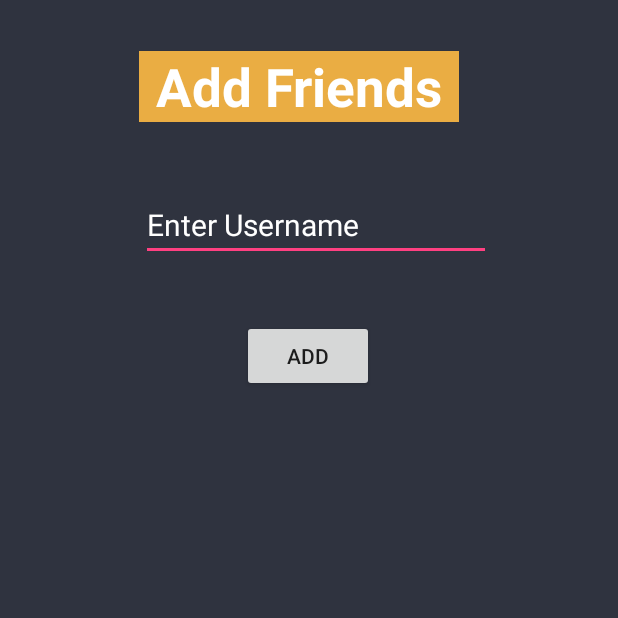
After one commit to eokafor/SystemHacks2020OneDay, an Android app: the add_friend screen opened directly, with no data from a screen before it, on a phone screen of 412 x 824 dp, the top half of it. The commit adds this screen. Run offline under Robolectric (Android 15) with nearby library versions, the phone set to English and light mode, and no system bars.

Commit message:
added friendlist button

```diff
--- a/app/src/main/java/com/example/systemhacks2020proj/CoreObjects/EventTextUI.java
+++ b/app/src/main/java/com/example/systemhacks2020proj/CoreObjects/EventTextUI.java
@@ -3,12 +3,12 @@ package com.example.systemhacks2020proj.CoreObjects;
 public class EventTextUI {
 
         public EventTextUI(EventManager manager) {
-            //if (manager.eventSize() == 0) {
+            if (manager.eventSize() == 0) {
                 manager.add(new Event("Camping", "Aleks Ristic", "Feb 08, 2020", 20.01));
                 manager.add(new Event("New Years", "jordan Chong", "Dec 31, 2019", 10.10));
                 manager.add(new Event("party", "cj", "june 31, 2019", 12.10));
                 manager.add(new Event("skiing", "sami", "july 31, 2019", 9.10));
-            //}
+            }
         }
 
 }
--- /dev/null
+++ b/app/src/main/java/com/example/systemhacks2020proj/add_friend.java
@@ -0,0 +1,29 @@
+package com.example.systemhacks2020proj;
+
+import androidx.appcompat.app.AppCompatActivity;
+
+import android.os.Bundle;
+import android.view.View;
+import android.widget.Button;
+import android.widget.Toast;
+
+public class add_friend extends AppCompatActivity {
+
+    Button addfriend;
+
+    @Override
+    protected void onCreate(Bundle savedInstanceState) {
+        super.onCreate(savedInstanceState);
+        setContentView(R.layout.activity_add_friend);
+
+        addfriend = (Button)findViewById(R.id.addfriendbutton);
+
+        addfriend.setOnClickListener(new View.OnClickListener() {
+            @Override
+            public void onClick(View view) {
+                Toast.makeText(getApplicationContext(), "Friend Added!", Toast.LENGTH_LONG).show();
+            }
+        });
+
+    }
+}
--- /dev/null
+++ b/app/src/main/res/drawable/circlebackground.xml
@@ -0,0 +1,4 @@
+<?xml version="1.0" encoding="utf-8"?>
+<shape android:shape="oval" xmlns:android="http://schemas.android.com/apk/res/android">
+    <stroke android:width="2dp" android:color="@color/white"/>
+</shape>
--- /dev/null
+++ b/app/src/main/res/layout/activity_add_friend.xml
@@ -0,0 +1,54 @@
+<?xml version="1.0" encoding="utf-8"?>
+<RelativeLayout xmlns:android="http://schemas.android.com/apk/res/android"
+    xmlns:app="http://schemas.android.com/apk/res-auto"
+    xmlns:tools="http://schemas.android.com/tools"
+    android:layout_width="match_parent"
+    android:layout_height="match_parent"
+    android:background="@color/colorPrimaryDark">
+
+
+    <TextView
+        android:id="@+id/AddFriendTitle"
+        android:layout_width="213dp"
+        android:layout_height="wrap_content"
+        android:layout_alignParentTop="true"
+        android:layout_alignParentEnd="true"
+        android:layout_marginTop="34dp"
+        android:layout_marginEnd="106dp"
+        android:background="@color/orange"
+        android:ems="10"
+        android:gravity="center"
+        android:inputType="textPersonName"
+        android:text="Add Friends"
+        android:textColor="@color/white"
+        android:textSize="35dp"
+        android:textStyle="bold"
+        tools:layout_editor_absoluteX="83dp"
+        tools:layout_editor_absoluteY="16dp" />
+
+    <Button
+        android:id="@+id/addfriendbutton"
+        android:layout_width="wrap_content"
+        android:layout_height="wrap_content"
+        android:layout_alignParentStart="true"
+        android:layout_alignParentTop="true"
+        android:layout_marginStart="161dp"
+        android:layout_marginTop="213dp"
+        android:text="Add" />
+
+    <EditText
+        android:id="@+id/UserSearch"
+        android:layout_width="wrap_content"
+        android:layout_height="wrap_content"
+        android:layout_alignParentStart="true"
+        android:layout_alignParentTop="true"
+        android:layout_marginStart="94dp"
+        android:layout_marginTop="126dp"
+        android:ems="10"
+        android:hint="Enter Username"
+        android:inputType="textPersonName"
+        android:textColor="@color/white"
+        android:textColorHint="@color/white"
+        android:textSize="20dp" />
+
+</RelativeLayout>
--- a/app/src/main/res/layout/activity_expenses.xml
+++ b/app/src/main/res/layout/activity_expenses.xml
@@ -109,6 +109,7 @@
         android:id="@+id/AmountOwedNum"
         android:layout_width="wrap_content"
         android:layout_height="wrap_content"
+        android:layout_marginTop="8dp"
         android:layout_marginEnd="50dp"
         android:text="TextView"
         app:layout_constraintBottom_toTopOf="@+id/PayBtn"
--- a/app/src/main/res/values/colors.xml
+++ b/app/src/main/res/values/colors.xml
@@ -1,6 +1,10 @@
 <?xml version="1.0" encoding="utf-8"?>
 <resources>
-    <color name="colorPrimary">#008577</color>
-    <color name="colorPrimaryDark">#00574B</color>
-    <color name="colorAccent">#D81B60</color>
+    <color name="colorPrimary">#3F51B5</color>
+    <color name="colorPrimaryDark">#2f333f</color>
+    <color name="bluelight">#49acd5</color>
+    <color name="green">#45bc62</color>
+    <color name="orange">#eaad43</color>
+    <color name="white">#fff</color>
+    <color name="colorAccent">#ff4081</color>
 </resources>
```
Also changed, not shown: app/src/main/AndroidManifest.xml (+4 -3 lines), app/src/main/java/com/example/systemhacks2020proj/CoreObjects/SubEventTextUI.java (+6 -5 lines), app/src/main/java/com/example/systemhacks2020proj/ExpensesActivity.java (+8 -0 lines), app/src/main/java/com/example/systemhacks2020proj/FriendList.java (added, +76 -0 lines), app/src/main/java/com/example/systemhacks2020proj/MainActivity.java (+13 -1 lines), app/src/main/java/com/example/systemhacks2020proj/SubEvents.java (+24 -2 lines), app/src/main/res/layout/activity_friend_list.xml (added, +64 -0 lines), app/src/main/res/layout/activity_main.xml (+10 -0 lines), app/src/main/res/layout/custompopup.xml (added, +109 -0 lines), app/src/main/res/drawable/download.jpg (added).
